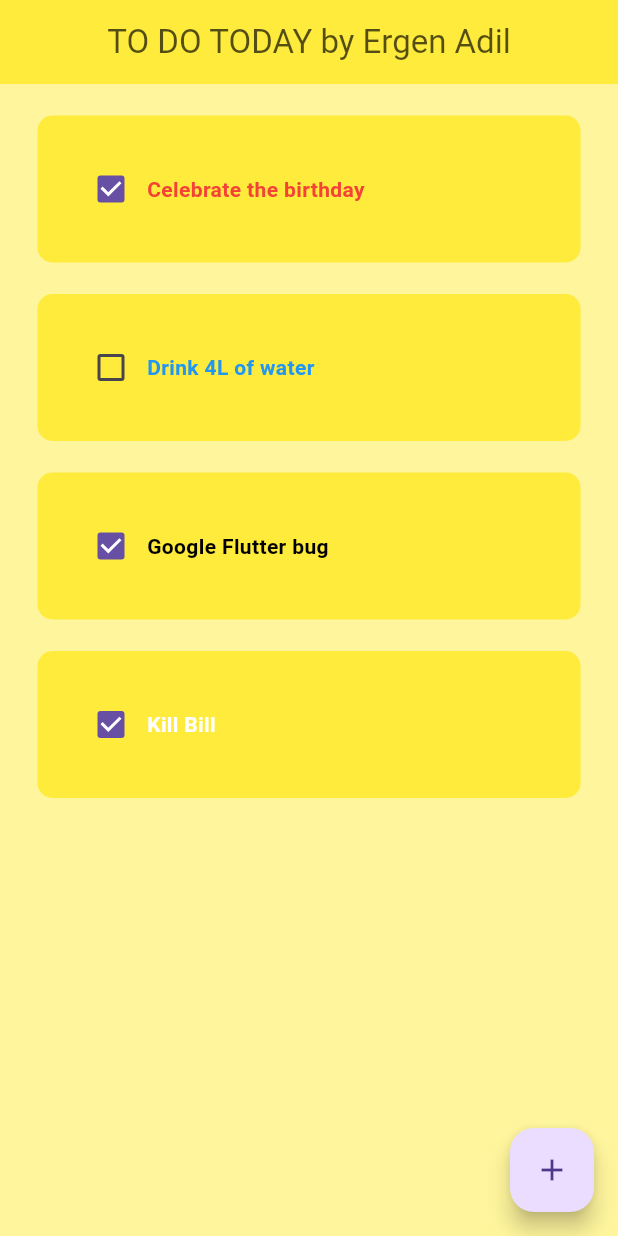
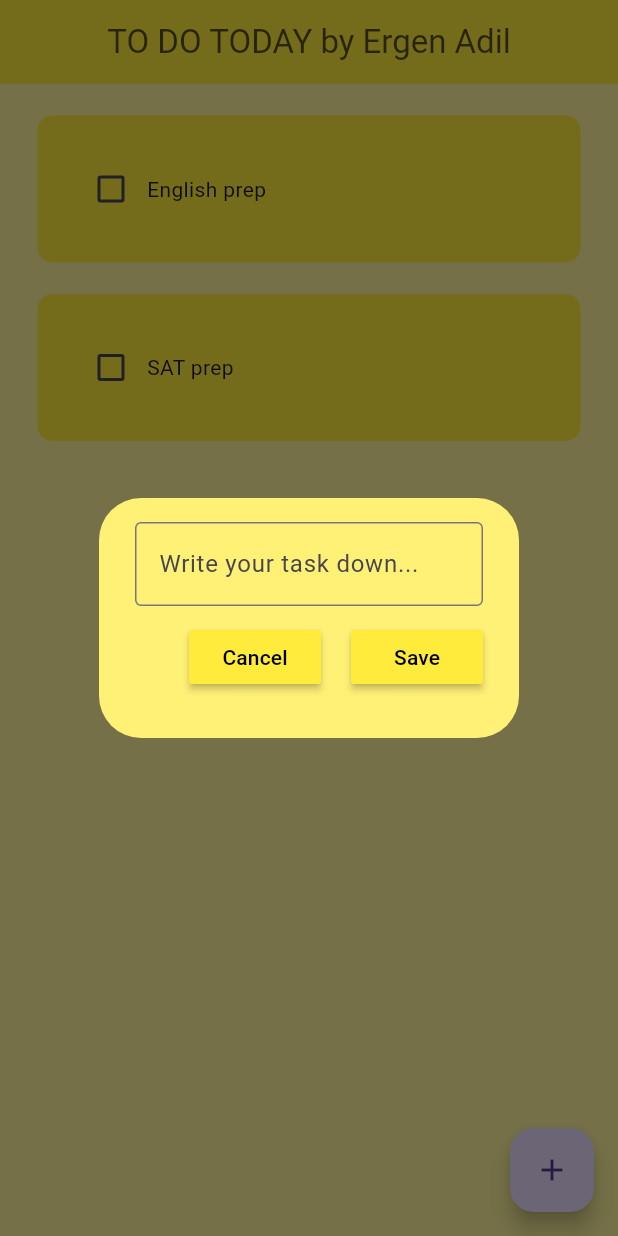
Before and after one commit to adst0rm/To-Do-App-Flutter, a Flutter app: the screen it shows after launch, after a tap on the "add" icon, on a phone screen of 412 x 824 dp. Run offline on Flutter 3.47's test engine with Material 3 defaults, Android fonts, the phone set to English and light mode, and no system bars.

Commit message:
Added the new diolog and buttons

```diff
--- a/lib/main.dart
+++ b/lib/main.dart
@@ -10,6 +10,9 @@ class MainApp extends StatelessWidget {
 
   @override
   Widget build(BuildContext context) {
-    return const MaterialApp(home: HomePage());
+    return const MaterialApp(
+      home: HomePage(),
+      debugShowCheckedModeBanner: false,
+    );
   }
 }
--- a/lib/pages/home_page.dart
+++ b/lib/pages/home_page.dart
@@ -1,6 +1,7 @@
-// ignore_for_file: prefer_const_constructors, prefer_const_literals_to_create_immutables
+// ignore_for_file: prefer_const_constructors, prefer_const_literals_to_create_immutables, non_constant_identifier_names
 
 import 'package:flutter/material.dart';
+import 'package:to_do_app/utilities/diolog_bar.dart';
 import 'package:to_do_app/utilities/todo_tile.dart';
 
 class HomePage extends StatefulWidget {
@@ -10,7 +11,36 @@ class HomePage extends StatefulWidget {
 }
 
 class _HomePageState extends State<HomePage> {
-  bool istrue = false;
+  final _controller = TextEditingController();
+  List ToDoList = [
+    ["English prep", false],
+    ["SAT prep", false]
+  ];
+
+  void isChanged(bool? value, int index) {
+    setState(() {
+      ToDoList[index][1] = !ToDoList[index][1];
+    });
+  }
+
+  void saveTask() {
+    setState(() {
+      ToDoList.add([_controller.text, false]);
+    });
+    Navigator.of(context).pop();
+  }
+
+  void createNewTask() {
+    showDialog(
+        context: context,
+        builder: (context) {
+          return Diolog_bar(
+            controller: _controller,
+            onCancel: () => Navigator.of(context).pop(),
+            onSave: saveTask,
+          );
+        });
+  }
 
   @override
   Widget build(BuildContext context) {
@@ -26,52 +56,18 @@ class _HomePageState extends State<HomePage> {
           backgroundColor: Colors.yellow,
         ),
         backgroundColor: Colors.yellow[200],
-        body: ListView(
-          children: [
-            ToDotile(
-                taskName: 'Celebrate the birthday',
-                taskComplited: true,
-                onChanged: (p0) {},
-                isfontbold: true,
-                color: "red"),
-            ToDotile(
-                taskComplited: false,
-                taskName: "Drink 4L of water",
-                onChanged: (p0) {},
-                isfontbold: true,
-                color: "blue"),
-            ToDotile(
-              taskComplited: true,
-              taskName: "Google Flutter bug",
-              onChanged: (p0) {},
-              isfontbold: true,
-              color: "brown",
-            ),
-            istrue
-                ? ToDotile(
-                    taskName: "Kill Bill",
-                    taskComplited: true,
-                    onChanged: (p0) {},
-                    isfontbold: true,
-                    color: "white")
-                : Padding(
-                    padding: const EdgeInsets.all(50.0),
-                    child: Text(
-                      "Something new?...",
-                      style: TextStyle(
-                          fontWeight: FontWeight.bold,
-                          color: Colors.black,
-                          fontSize: 18),
-                    ),
-                  )
-          ],
+        body: ListView.builder(
+          itemCount: ToDoList.length,
+          itemBuilder: ((context, index) {
+            return ToDotile(
+              taskName: ToDoList[index][0],
+              taskComplited: ToDoList[index][1],
+              onChanged: (value) => isChanged(value, index),
+            );
+          }),
         ),
         floatingActionButton: FloatingActionButton(
-          onPressed: () {
-            setState(() {
-              istrue = !istrue;
-            });
-          },
+          onPressed: createNewTask,
           child: Icon(Icons.add),
         ));
   }
--- /dev/null
+++ b/lib/utilities/buttons.dart
@@ -0,0 +1,19 @@
+// ignore_for_file: prefer_const_constructors, sized_box_for_whitespace, sort_child_properties_last, must_be_immutable
+
+import 'package:flutter/material.dart';
+
+class Button extends StatelessWidget {
+  final String name;
+  VoidCallback onPressed;
+  Button({super.key, required this.name, required this.onPressed});
+
+  @override
+  Widget build(BuildContext context) {
+    return MaterialButton(
+      onPressed: onPressed,
+      child: Text(name),
+      textColor: Colors.black,
+      color: Colors.yellow,
+    );
+  }
+}
--- /dev/null
+++ b/lib/utilities/diolog_bar.dart
@@ -0,0 +1,49 @@
+// ignore_for_file: prefer_const_constructors, sized_box_for_whitespace, prefer_typing_uninitialized_variables, must_be_immutable, camel_case_types
+
+import 'package:flutter/material.dart';
+import 'package:to_do_app/utilities/buttons.dart';
+
+class Diolog_bar extends StatelessWidget {
+  final controller;
+  VoidCallback onSave;
+  VoidCallback onCancel;
+  Diolog_bar(
+      {super.key,
+      required this.controller,
+      required this.onCancel,
+      required this.onSave});
+
+  @override
+  Widget build(BuildContext context) {
+    return AlertDialog(
+      backgroundColor: Colors.yellow[300],
+      content: Container(
+        height: 120,
+        child: Column(
+          // ignore: prefer_const_literals_to_create_immutables
+          children: [
+            TextField(
+              decoration: InputDecoration(
+                  border: OutlineInputBorder(),
+                  hintText: "Write your task down..."),
+              controller: controller,
+            ),
+            SizedBox(
+              height: 10,
+            ),
+            Row(
+              mainAxisAlignment: MainAxisAlignment.end,
+              children: [
+                Button(name: "Cancel", onPressed: onCancel),
+                SizedBox(
+                  width: 20,
+                ),
+                Button(name: "Save", onPressed: onSave)
+              ],
+            ),
+          ],
+        ),
+      ),
+    );
+  }
+}
--- a/lib/utilities/todo_tile.dart
+++ b/lib/utilities/todo_tile.dart
@@ -1,4 +1,4 @@
-// ignore_for_file: prefer_const_constructors, sort_child_properties_last, dead_code
+// ignore_for_file: prefer_const_constructors, sort_child_properties_last, dead_code, prefer_typing_uninitialized_variables
 
 import 'package:flutter/material.dart';
 
@@ -6,32 +6,14 @@ import 'package:flutter/material.dart';
 class ToDotile extends StatelessWidget {
   final String taskName;
   final bool taskComplited;
-  final bool isfontbold;
-  final String color;
   Function(bool?)? onChanged;
+
   ToDotile({
     super.key,
     required this.taskName,
     required this.taskComplited,
     required this.onChanged,
-    required this.isfontbold,
-    required this.color,
   });
-  colorchange(String a) {
-    switch (a) {
-      case "blue":
-        return Colors.blue;
-        break;
-      case "red":
-        return Colors.red;
-        break;
-      case "white":
-        return Colors.white;
-        break;
-      default:
-        return Colors.black;
-    }
-  }
 
   @override
   Widget build(BuildContext context) {
@@ -47,9 +29,13 @@ class ToDotile extends StatelessWidget {
             Text(
               taskName,
               style: TextStyle(
-                  fontWeight: isfontbold ? FontWeight.bold : null,
-                  color: colorchange(color)),
-            )
+                  decoration: taskComplited
+                      ? TextDecoration.lineThrough
+                      : TextDecoration.none),
+            ),
+            SizedBox(
+              width: 10,
+            ),
           ],
         ),
         decoration: BoxDecoration(
```
